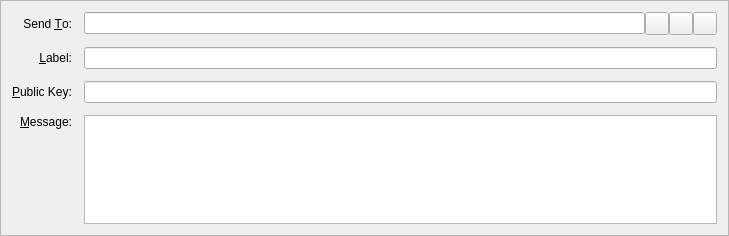
Old version of the form src/qt/forms/sendmessagesentry.ui in the repository thelonecrouton/bitcredit.
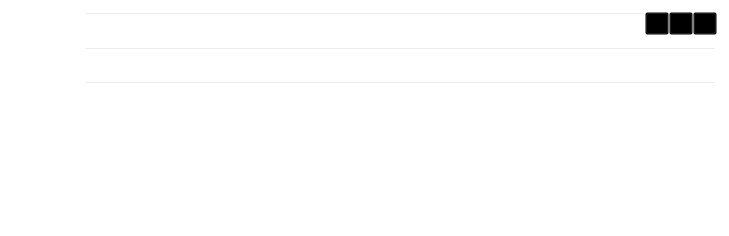
New version of the form. Icons and pictures are not drawn. Custom widgets are drawn as their Qt base class.

Diff of the .ui file:
```diff
--- a/src/qt/forms/sendmessagesentry.ui
+++ b/src/qt/forms/sendmessagesentry.ui
@@ -13,6 +13,10 @@
   <property name="windowTitle">
    <string>Form</string>
   </property>
+  <property name="styleSheet">
+   <string notr="true">background:transparent;
+</string>
+  </property>
   <property name="frameShape">
    <enum>QFrame::StyledPanel</enum>
   </property>
@@ -33,6 +37,10 @@
        <property name="toolTip">
         <string>The address to send the payment to  (e.g. 4Zo1ga6xuKuQ7JV7M9rGDoxdbYwV5zgQJ5)</string>
        </property>
+       <property name="styleSheet">
+        <string notr="true">background:transparent;
+color: rgb(255, 255, 255);</string>
+       </property>
        <property name="maxLength">
         <number>34</number>
        </property>
@@ -90,6 +98,10 @@
    </item>
    <item row="6" column="0">
     <widget class="QLabel" name="messageLabel">
+     <property name="styleSheet">
+      <string notr="true">background:transparent;
+color: rgb(255, 255, 255);</string>
+     </property>
      <property name="text">
       <string>&amp;Message:</string>
      </property>
@@ -103,6 +115,10 @@
    </item>
    <item row="3" column="0">
     <widget class="QLabel" name="label_2">
+     <property name="styleSheet">
+      <string notr="true">background:transparent;
+color: rgb(255, 255, 255);</string>
+     </property>
      <property name="text">
       <string>Send &amp;To:</string>
      </property>
@@ -122,6 +138,10 @@
      <property name="focusPolicy">
       <enum>Qt::WheelFocus</enum>
      </property>
+     <property name="styleSheet">
+      <string notr="true">background:transparent;
+color: rgb(255, 255, 255);</string>
+     </property>
      <property name="tabChangesFocus">
       <bool>false</bool>
      </property>
@@ -135,10 +155,18 @@
      <property name="toolTip">
       <string>Enter a label for this address to add it to your address book</string>
      </property>
+     <property name="styleSheet">
+      <string notr="true">background:transparent;
+color: rgb(255, 255, 255);</string>
+     </property>
     </widget>
    </item>
    <item row="4" column="0">
     <widget class="QLabel" name="label_4">
+     <property name="styleSheet">
+      <string notr="true">background:transparent;
+color: rgb(255, 255, 255);</string>
+     </property>
      <property name="text">
       <string>&amp;Label:</string>
      </property>
@@ -152,6 +180,10 @@
    </item>
    <item row="5" column="0">
     <widget class="QLabel" name="publicKeyLabel">
+     <property name="styleSheet">
+      <string notr="true">background:transparent;
+color: rgb(255, 255, 255);</string>
+     </property>
      <property name="text">
       <string>&amp;Public Key:</string>
      </property>
@@ -161,7 +193,12 @@
     </widget>
    </item>
    <item row="5" column="2">
-    <widget class="QValidatedLineEdit" name="publicKey"/>
+    <widget class="QValidatedLineEdit" name="publicKey">
+     <property name="styleSheet">
+      <string notr="true">background:transparent;
+color: rgb(255, 255, 255);</string>
+     </property>
+    </widget>
    </item>
   </layout>
  </widget>
```
Left out of the diff: 8 changed lines with no effect on the pictures.
